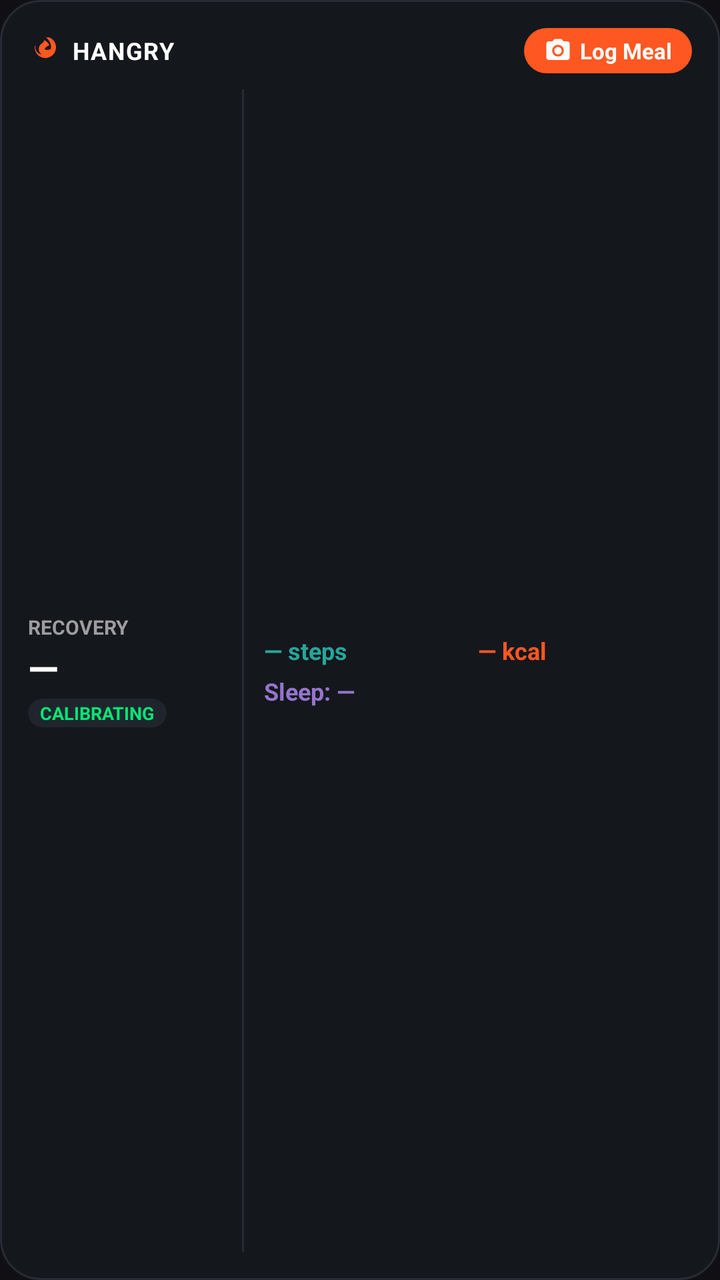
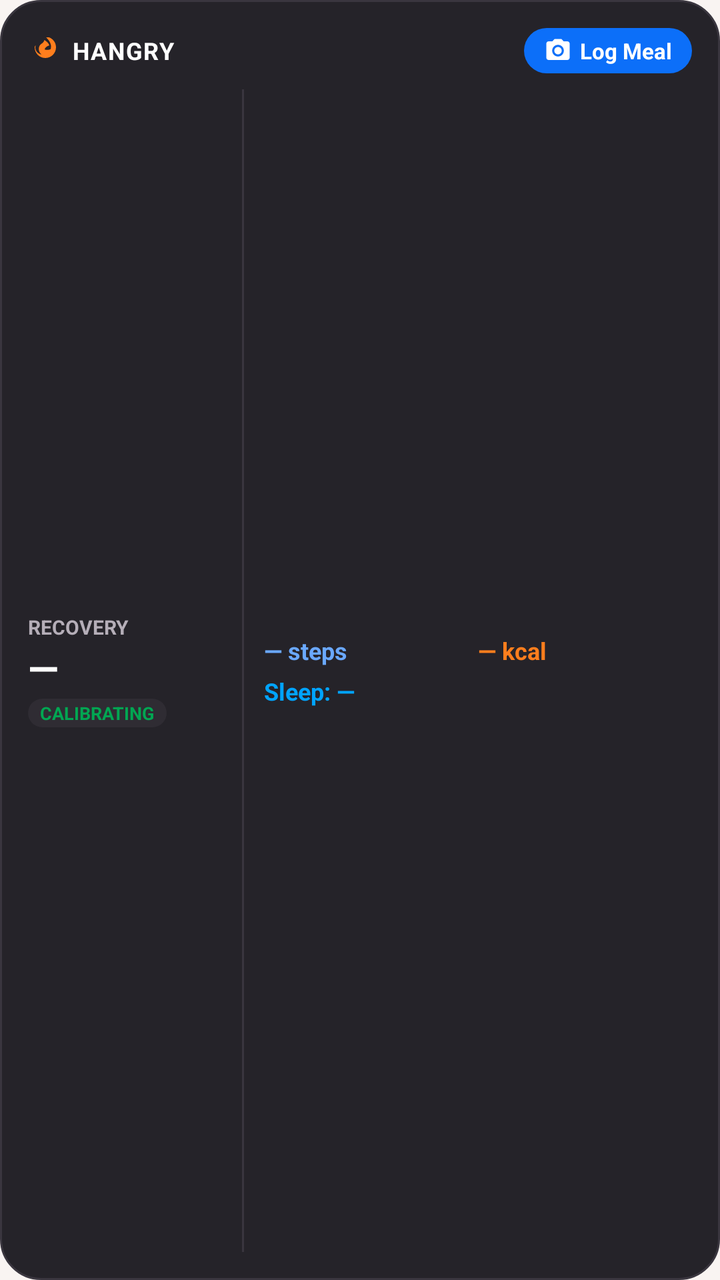

The first picture is an Android layout as it rendered before a commit; the second is the same layout after the commit. The layout source and the unified diff follow.
<!-- AndroidManifest.xml: application theme Theme.Hangry -->
<!-- res/layout/widget_overview.xml -->
<?xml version="1.0" encoding="utf-8"?>
<LinearLayout xmlns:android="http://schemas.android.com/apk/res/android"
    android:id="@+id/widget_overview_root"
    android:layout_width="match_parent"
    android:layout_height="match_parent"
    android:background="@drawable/bg_widget_surface"
    android:orientation="vertical"
    android:padding="14dp">

    
    <LinearLayout
        android:layout_width="match_parent"
        android:layout_height="wrap_content"
        android:gravity="center_vertical"
        android:orientation="horizontal">

        <ImageView
            android:layout_width="16dp"
            android:layout_height="16dp"
            android:src="@drawable/ic_widget_flame"
            android:contentDescription="@null" />

        <TextView
            android:layout_width="0dp"
            android:layout_height="wrap_content"
            android:layout_marginStart="6dp"
            android:layout_weight="1"
            android:text="HANGRY"
            android:textColor="#FFFFFF"
            android:textSize="12sp"
            android:textStyle="bold"
            android:letterSpacing="0.05" />

        
        <LinearLayout
            android:id="@+id/btn_overview_log_meal"
            android:layout_width="wrap_content"
            android:layout_height="wrap_content"
            android:background="@drawable/bg_widget_button"
            android:gravity="center"
            android:orientation="horizontal"
            android:paddingHorizontal="10dp"
            android:paddingVertical="4dp">

            <ImageView
                android:layout_width="14dp"
                android:layout_height="14dp"
                android:src="@drawable/ic_widget_camera"
                android:contentDescription="@null" />

            <TextView
                android:layout_width="wrap_content"
                android:layout_height="wrap_content"
                android:layout_marginStart="4dp"
                android:text="Log Meal"
                android:textColor="#FFFFFF"
                android:textSize="11sp"
                android:textStyle="bold" />
        </LinearLayout>
    </LinearLayout>

    
    <LinearLayout
        android:layout_width="match_parent"
        android:layout_height="0dp"
        android:layout_marginTop="8dp"
        android:layout_weight="1"
        android:gravity="center_vertical"
        android:orientation="horizontal">

        
        <LinearLayout
            android:id="@+id/btn_overview_recovery"
            android:layout_width="0dp"
            android:layout_height="match_parent"
            android:layout_weight="1"
            android:gravity="center_vertical"
            android:orientation="vertical"
            android:paddingEnd="8dp">

            <TextView
                android:layout_width="wrap_content"
                android:layout_height="wrap_content"
                android:text="RECOVERY"
                android:textColor="#9E9E9E"
                android:textSize="10sp"
                android:textStyle="bold" />

            <TextView
                android:id="@+id/tv_overview_recovery_score"
                android:layout_width="wrap_content"
                android:layout_height="wrap_content"
                android:text="—"
                android:textColor="#FFFFFF"
                android:textSize="20sp"
                android:textStyle="bold" />

            <TextView
                android:id="@+id/tv_overview_recovery_badge"
                android:layout_width="wrap_content"
                android:layout_height="wrap_content"
                android:layout_marginTop="2dp"
                android:background="@drawable/bg_widget_chip"
                android:paddingHorizontal="6dp"
                android:paddingVertical="1dp"
                android:text="CALIBRATING"
                android:textColor="#00E676"
                android:textSize="9sp"
                android:textStyle="bold" />
        </LinearLayout>

        
        <View
            android:layout_width="1dp"
            android:layout_height="match_parent"
            android:background="#262B34" />

        
        <LinearLayout
            android:id="@+id/btn_overview_activity"
            android:layout_width="0dp"
            android:layout_height="match_parent"
            android:layout_marginStart="10dp"
            android:layout_weight="2"
            android:gravity="center_vertical"
            android:orientation="vertical">

            
            <LinearLayout
                android:layout_width="match_parent"
                android:layout_height="wrap_content"
                android:gravity="center_vertical"
                android:orientation="horizontal">

                <TextView
                    android:id="@+id/tv_overview_steps"
                    android:layout_width="0dp"
                    android:layout_height="wrap_content"
                    android:layout_weight="1"
                    android:text="— steps"
                    android:textColor="#26A69A"
                    android:textSize="12sp"
                    android:textStyle="bold" />

                <TextView
                    android:id="@+id/tv_overview_calories"
                    android:layout_width="0dp"
                    android:layout_height="wrap_content"
                    android:layout_weight="1"
                    android:text="— kcal"
                    android:textColor="#FF5722"
                    android:textSize="12sp"
                    android:textStyle="bold" />
            </LinearLayout>

            
            <LinearLayout
                android:layout_width="match_parent"
                android:layout_height="wrap_content"
                android:layout_marginTop="4dp"
                android:gravity="center_vertical"
                android:orientation="horizontal">

                <TextView
                    android:id="@+id/tv_overview_sleep"
                    android:layout_width="match_parent"
                    android:layout_height="wrap_content"
                    android:text="Sleep: —"
                    android:textColor="#9575CD"
                    android:textSize="12sp"
                    android:textStyle="bold" />
            </LinearLayout>
        </LinearLayout>
    </LinearLayout>
</LinearLayout>
<!-- resources referenced by this layout -->
<resources>
  <!-- drawable bg_widget_button (drawable) -->
  <?xml version="1.0" encoding="utf-8"?>
  <shape xmlns:android="http://schemas.android.com/apk/res/android"
      android:shape="rectangle">
      <solid android:color="#FF5722" />
      <corners android:radius="14dp" />
  </shape>
  <!-- drawable bg_widget_chip (drawable) -->
  <?xml version="1.0" encoding="utf-8"?>
  <shape xmlns:android="http://schemas.android.com/apk/res/android"
      android:shape="rectangle">
      <solid android:color="#20252D" />
      <corners android:radius="12dp" />
  </shape>
  <!-- drawable bg_widget_surface (drawable) -->
  <?xml version="1.0" encoding="utf-8"?>
  <shape xmlns:android="http://schemas.android.com/apk/res/android"
      android:shape="rectangle">
      <solid android:color="#14171C" />
      <corners android:radius="20dp" />
      <stroke
          android:width="1dp"
          android:color="#262B34" />
  </shape>
  <!-- drawable ic_widget_camera (drawable) -->
  <vector xmlns:android="http://schemas.android.com/apk/res/android"
      android:width="24dp"
      android:height="24dp"
      android:viewportWidth="24"
      android:viewportHeight="24">
      <path
          android:fillColor="#FFFFFF"
          android:pathData="M12,12m-3.2,0a3.2,3.2 0,1 1,6.4 0a3.2,3.2 0,1 1,-6.4 0" />
      <path
          android:fillColor="#FFFFFF"
          android:pathData="M9,2L7.17,4H4c-1.1,0 -2,0.9 -2,2v12c0,1.1 0.9,2 2,2h16c1.1,0 2,-0.9 2,-2V6c0,-1.1 -0.9,-2 -2,-2h-3.17L15,2H9zm3,15c-2.76,0 -5,-2.24 -5,-5s2.24,-5 5,-5 5,2.24 5,5 -2.24,5 -5,5z" />
  </vector>
  <!-- drawable ic_widget_flame (drawable) -->
  <vector xmlns:android="http://schemas.android.com/apk/res/android"
      android:width="24dp"
      android:height="24dp"
      android:viewportWidth="24"
      android:viewportHeight="24">
      <path
          android:fillColor="#FF5722"
          android:pathData="M12,12.9c0,-2.36 1.76,-4.27 3.99,-4.85C15.54,6.44 14.07,5.08 12.3,4c-0.29,1.1 -0.99,2.07 -2,2.67C9.39,7.22 8.79,7.99 8.44,8.88 7.37,11.58 8.84,14.6 11.53,15.67c0.29,0.12 0.47,0.38 0.47,0.69v0.54c2.81,-0.5 4.95,-2.96 4.95,-5.9 0,-0.03 0,-0.07 0,-0.1 -1.41,0.61 -3.05,0.76 -4.47,0.18 -0.3,-0.12 -0.48,-0.41 -0.48,-0.74v-0.44zM13.5,2c0.05,0.04 0.1,0.08 0.15,0.13 1.94,1.86 3.61,4.19 3.61,6.87 0,3.31 -2.69,6 -6,6 -1.52,0 -2.9,-0.57 -3.96,-1.5 -1.06,-0.93 -1.74,-2.27 -1.78,-3.77 0,-0.6 0.11,-1.18 0.31,-1.73C5.38,8.24 5,8.85 5,9.5c0,4.42 3.58,8 8,8s8,-3.58 8,-8c0,-3.45 -2.18,-6.4 -5.25,-7.5C14.73,2 14.12,2 13.5,2z" />
  </vector>
  <style name="Theme.Hangry" parent="android:Theme.Material.NoActionBar">
          <item name="android:windowBackground">@color/background_dark</item>
          <item name="android:statusBarColor">@android:color/transparent</item>
          <item name="android:navigationBarColor">@android:color/transparent</item>
      </style>
  <color name="background_dark">#FF101014</color>
</resources>

<!-- the commit's change to res/layout/widget_overview.xml (unified diff, before → after) -->
@@ -82,7 +82,7 @@
                 android:layout_width="wrap_content"
                 android:layout_height="wrap_content"
                 android:text="RECOVERY"
-                android:textColor="#9E9E9E"
+                android:textColor="#B5AEB8"
                 android:textSize="10sp"
                 android:textStyle="bold" />
 
@@ -104,7 +104,7 @@
                 android:paddingHorizontal="6dp"
                 android:paddingVertical="1dp"
                 android:text="CALIBRATING"
-                android:textColor="#00E676"
+                android:textColor="#01A652"
                 android:textSize="9sp"
                 android:textStyle="bold" />
         </LinearLayout>
@@ -113,7 +113,7 @@
         <View
             android:layout_width="1dp"
             android:layout_height="match_parent"
-            android:background="#262B34" />
+            android:background="#3A363F" />
 
         
         <LinearLayout
@@ -138,7 +138,7 @@
                     android:layout_height="wrap_content"
                     android:layout_weight="1"
                     android:text="— steps"
-                    android:textColor="#26A69A"
+                    android:textColor="#6AA8FF"
                     android:textSize="12sp"
                     android:textStyle="bold" />
 
@@ -148,7 +148,7 @@
                     android:layout_height="wrap_content"
                     android:layout_weight="1"
                     android:text="— kcal"
-                    android:textColor="#FF5722"
+                    android:textColor="#FF7E1D"
                     android:textSize="12sp"
                     android:textStyle="bold" />
             </LinearLayout>
@@ -166,7 +166,7 @@
                     android:layout_width="match_parent"
                     android:layout_height="wrap_content"
                     android:text="Sleep: —"
-                    android:textColor="#9575CD"
+                    android:textColor="#00A4FF"
                     android:textSize="12sp"
                     android:textStyle="bold" />
             </LinearLayout>
<!-- resource entries referenced after the edit -->
@@ -4,25 +4,25 @@
   <?xml version="1.0" encoding="utf-8"?>
   <shape xmlns:android="http://schemas.android.com/apk/res/android"
       android:shape="rectangle">
-      <solid android:color="#FF5722" />
+      <solid android:color="#0C6FF9" />
       <corners android:radius="14dp" />
   </shape>
   <!-- drawable bg_widget_chip (drawable) -->
   <?xml version="1.0" encoding="utf-8"?>
   <shape xmlns:android="http://schemas.android.com/apk/res/android"
       android:shape="rectangle">
-      <solid android:color="#20252D" />
+      <solid android:color="#2F2C33" />
       <corners android:radius="12dp" />
   </shape>
   <!-- drawable bg_widget_surface (drawable) -->
   <?xml version="1.0" encoding="utf-8"?>
   <shape xmlns:android="http://schemas.android.com/apk/res/android"
       android:shape="rectangle">
-      <solid android:color="#14171C" />
+      <solid android:color="#252329" />
       <corners android:radius="20dp" />
       <stroke
           android:width="1dp"
-          android:color="#262B34" />
+          android:color="#3A363F" />
   </shape>
   <!-- drawable ic_widget_camera (drawable) -->
   <vector xmlns:android="http://schemas.android.com/apk/res/android"
@@ -44,14 +44,16 @@
       android:viewportWidth="24"
       android:viewportHeight="24">
       <path
-          android:fillColor="#FF5722"
+          android:fillColor="#FF7E1D"
           android:pathData="M12,12.9c0,-2.36 1.76,-4.27 3.99,-4.85C15.54,6.44 14.07,5.08 12.3,4c-0.29,1.1 -0.99,2.07 -2,2.67C9.39,7.22 8.79,7.99 8.44,8.88 7.37,11.58 8.84,14.6 11.53,15.67c0.29,0.12 0.47,0.38 0.47,0.69v0.54c2.81,-0.5 4.95,-2.96 4.95,-5.9 0,-0.03 0,-0.07 0,-0.1 -1.41,0.61 -3.05,0.76 -4.47,0.18 -0.3,-0.12 -0.48,-0.41 -0.48,-0.74v-0.44zM13.5,2c0.05,0.04 0.1,0.08 0.15,0.13 1.94,1.86 3.61,4.19 3.61,6.87 0,3.31 -2.69,6 -6,6 -1.52,0 -2.9,-0.57 -3.96,-1.5 -1.06,-0.93 -1.74,-2.27 -1.78,-3.77 0,-0.6 0.11,-1.18 0.31,-1.73C5.38,8.24 5,8.85 5,9.5c0,4.42 3.58,8 8,8s8,-3.58 8,-8c0,-3.45 -2.18,-6.4 -5.25,-7.5C14.73,2 14.12,2 13.5,2z" />
   </vector>
   <style name="Theme.Hangry" parent="android:Theme.Material.NoActionBar">
-          <item name="android:windowBackground">@color/background_dark</item>
+          <item name="android:windowBackground">@color/brand_cream</item>
           <item name="android:statusBarColor">@android:color/transparent</item>
           <item name="android:navigationBarColor">@android:color/transparent</item>
+          <item name="android:windowLightStatusBar">true</item>
+          <item name="android:windowLightNavigationBar">true</item>
       </style>
-  <color name="background_dark">#FF101014</color>
+  <color name="brand_cream">#FFF9F4F2</color>
 </resources>
 
